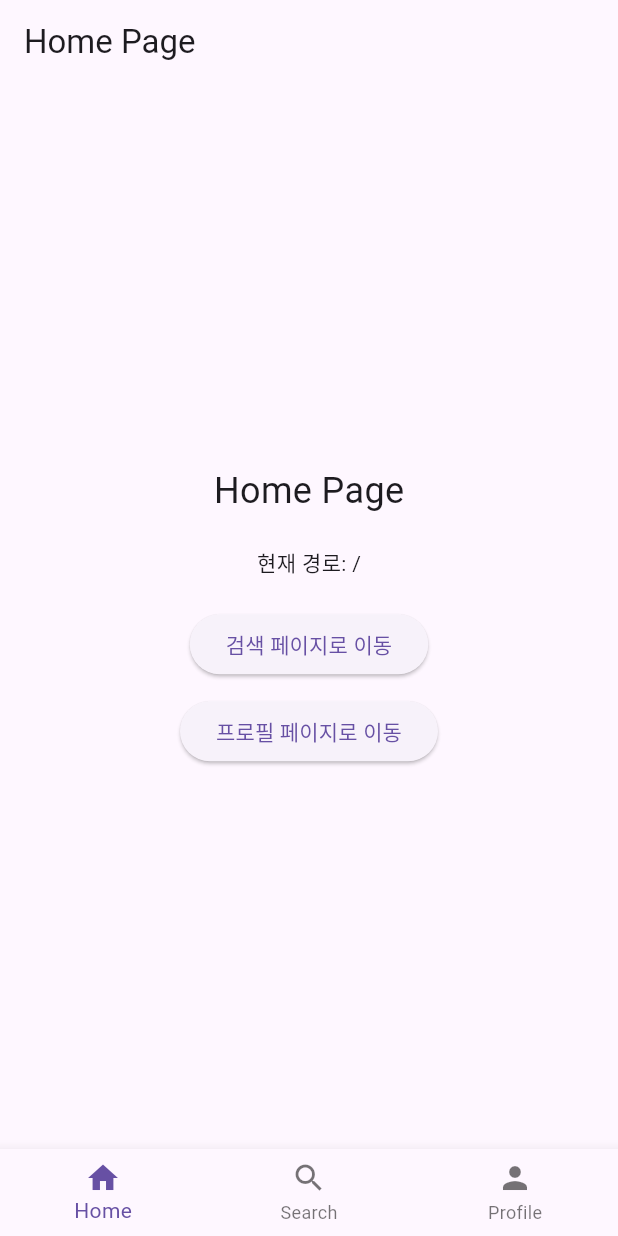
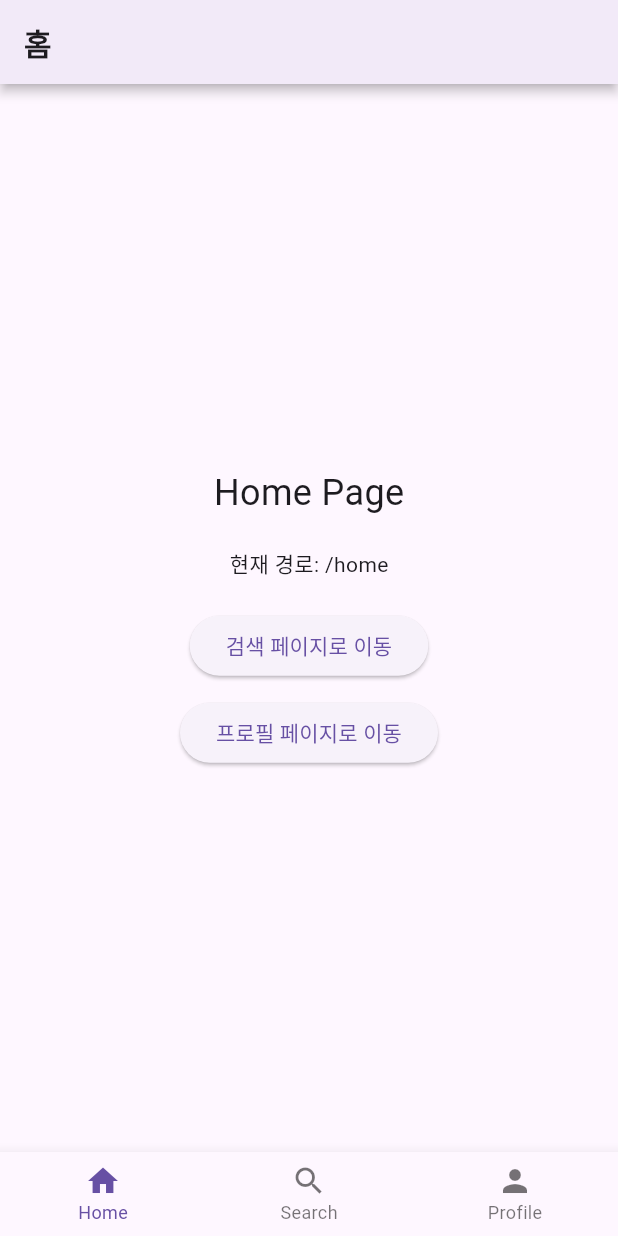
Before and after one commit to BobbyGim/mobile_blog, a Flutter app: the HomePage screen opened by its route, on a phone screen of 412 x 824 dp. Run offline on Flutter 3.47's test engine with Material 3 defaults, Android fonts, the phone set to English and light mode, and no system bars; our stand-ins replace flutter_riverpod, go_router, riverpod_annotation; generated files the repository leaves out were written again.

Commit message:
feat : 폴더 구조 정리

```diff
--- a/lib/main.dart
+++ b/lib/main.dart
@@ -1,6 +1,6 @@
 import 'package:flutter/material.dart';
 import 'package:flutter_riverpod/flutter_riverpod.dart';
-import 'package:mobile_blog/core/application/app.dart';
+import 'package:mobile_blog/src/core/application/app.dart';
 
 void main() async {
   WidgetsFlutterBinding.ensureInitialized();
--- a/lib/core/application/app.dart
+++ b/lib/src/core/application/app.dart
@@ -1,5 +1,5 @@
 import 'package:flutter/material.dart';
-import 'package:mobile_blog/core/router/router.dart';
+import 'package:mobile_blog/src/core/router/router.dart';
 
 class App extends StatelessWidget {
   const App({Key? key}) : super(key: key);
--- a/lib/core/layout/providers/shell_layout_provider.dart
+++ b/lib/src/core/layout/providers/shell_layout_provider.dart
@@ -12,12 +12,10 @@ class ShellLayout extends _$ShellLayout {
 
   @override
   int build() {
-    print('ShellLayout provider build() called, returning 0');
     return 0;
   }
 
   void updateIndex(int index) {
-    print('updateIndex called: $index');
     state = index;
   }
 
@@ -50,8 +48,6 @@ class ShellLayout extends _$ShellLayout {
   }
 
   void onItemTapped(BuildContext context, int index) {
-    print('onItemTapped: $index');
-    // 해당 인덱스에 맞는 경로로 이동
     switch (index) {
       case 0:
         context.go('/');
--- a/lib/core/layout/shell_layout.dart
+++ b/lib/src/core/layout/shell_layout.dart
@@ -1,5 +1,5 @@
 import 'package:flutter/material.dart';
-import 'package:mobile_blog/core/layout/providers/shell_layout_provider.dart';
+import 'package:mobile_blog/src/core/layout/providers/shell_layout_provider.dart';
 import 'package:flutter_riverpod/flutter_riverpod.dart';
 import 'package:go_router/go_router.dart';
 
@@ -48,6 +48,8 @@ class ShellLayout extends ConsumerWidget {
       bottomNavigationBar: BottomNavigationBar(
         currentIndex: indexFromLocation, // 직접 계산한 값 사용
         onTap: (index) => setBottomNav.onItemTapped(context, index),
+        selectedFontSize: 12,
+        unselectedFontSize: 12,
         items: const [
           BottomNavigationBarItem(icon: Icon(Icons.home), label: 'Home'),
           BottomNavigationBarItem(icon: Icon(Icons.search), label: 'Search'),
--- /dev/null
+++ b/lib/src/core/layout/widget/default_layout.dart
@@ -0,0 +1,41 @@
+import 'package:flutter/material.dart';
+
+class DefaultLayout extends StatelessWidget {
+  const DefaultLayout({
+    Key? key,
+    required this.child,
+    this.title,
+    this.actions,
+    this.automaticallyImplyLeading,
+    this.bottomNavigationBar,
+    this.centerTitle,
+  }) : super(key: key);
+
+  final Widget child;
+  final String? title;
+  final bool? automaticallyImplyLeading;
+  final List<Widget>? actions;
+  final Widget? bottomNavigationBar;
+  final bool? centerTitle;
+
+  @override
+  Widget build(BuildContext context) {
+    return Scaffold(
+      appBar: title != null
+          ? AppBar(
+              title: Text(
+                title!,
+                style: TextStyle(fontSize: 20, fontWeight: FontWeight.w700),
+              ),
+              elevation: 3.0,
+              shadowColor: Colors.black,
+              centerTitle: false,
+              actions: actions,
+              automaticallyImplyLeading: automaticallyImplyLeading ?? false,
+            )
+          : null,
+      body: child,
+      bottomNavigationBar: bottomNavigationBar,
+    );
+  }
+}
--- a/lib/core/router/router.dart
+++ b/lib/src/core/router/router.dart
@@ -1,41 +1,42 @@
 import 'package:flutter/material.dart';
 import 'package:go_router/go_router.dart';
-import 'package:mobile_blog/core/layout/shell_layout.dart';
-import 'package:mobile_blog/features/home/home_page.dart';
-import 'package:mobile_blog/features/post/post_page.dart';
-import 'package:mobile_blog/features/search/search_page.dart';
-import 'package:mobile_blog/features/profile/profile_page.dart';
+import 'package:mobile_blog/src/core/layout/shell_layout.dart';
+import 'package:mobile_blog/src/core/router/router_path.dart';
+import 'package:mobile_blog/src/presentation/home/home_page.dart';
+import 'package:mobile_blog/src/presentation/post/post_page.dart';
+import 'package:mobile_blog/src/presentation/profile/profile_page.dart';
+import 'package:mobile_blog/src/presentation/search/search_page.dart';
 
 final GlobalKey<NavigatorState> navigatorKey = GlobalKey<NavigatorState>();
 final GlobalKey<NavigatorState> postNavigatorKey = GlobalKey<NavigatorState>();
 
 final GoRouter router = GoRouter(
   initialLocation: '/',
-  debugLogDiagnostics: true, // 디버그 로그 활성화
+  debugLogDiagnostics: true,
   routes: [
     ShellRoute(
       navigatorKey: GlobalKey<NavigatorState>(),
       builder: (context, state, child) => ShellLayout(child: child),
       routes: [
         GoRoute(
-          path: '/',
+          path: RouterPath.home,
           pageBuilder: (context, state) =>
               NoTransitionPage(child: const HomePage()),
         ),
         GoRoute(
-          path: '/search',
+          path: RouterPath.search,
           pageBuilder: (context, state) =>
               NoTransitionPage(child: const SearchPage()),
         ),
         GoRoute(
-          path: '/profile',
+          path: RouterPath.profile,
           pageBuilder: (context, state) =>
               NoTransitionPage(child: const ProfilePage()),
         ),
       ],
     ),
     GoRoute(
-      path: '/post/:id',
+      path: RouterPath.post,
       pageBuilder: (context, state) => NoTransitionPage(
         child: PostPage(id: int.parse(state.pathParameters['id']!)),
       ),
--- /dev/null
+++ b/lib/src/core/router/router_path.dart
@@ -0,0 +1,6 @@
+class RouterPath {
+  static const String home = '/home';
+  static const String search = '/search';
+  static const String profile = '/profile';
+  static const String post = '/post/:id';
+}
--- a/lib/features/home/home_page.dart
+++ b/lib/src/presentation/home/home_page.dart
@@ -1,14 +1,15 @@
 import 'package:flutter/material.dart';
 import 'package:go_router/go_router.dart';
+import 'package:mobile_blog/src/core/layout/widget/default_layout.dart';
 
 class HomePage extends StatelessWidget {
   const HomePage({Key? key}) : super(key: key);
 
   @override
   Widget build(BuildContext context) {
-    return Scaffold(
-      appBar: AppBar(title: const Text('Home Page')),
-      body: Center(
+    return DefaultLayout(
+      title: '홈',
+      child: Center(
         child: Column(
           mainAxisAlignment: MainAxisAlignment.center,
           children: [
```
Also changed, not shown: lib/src/core/layout/providers/shell_layout_provider.g.dart (renamed from lib/core/layout/providers/shell_layout_provider.g.dart), lib/src/presentation/post/post_page.dart (renamed from lib/features/post/post_page.dart), lib/src/presentation/profile/profile_page.dart (renamed from lib/features/profile/profile_page.dart), lib/src/presentation/search/search_page.dart (renamed from lib/features/search/search_page.dart).
